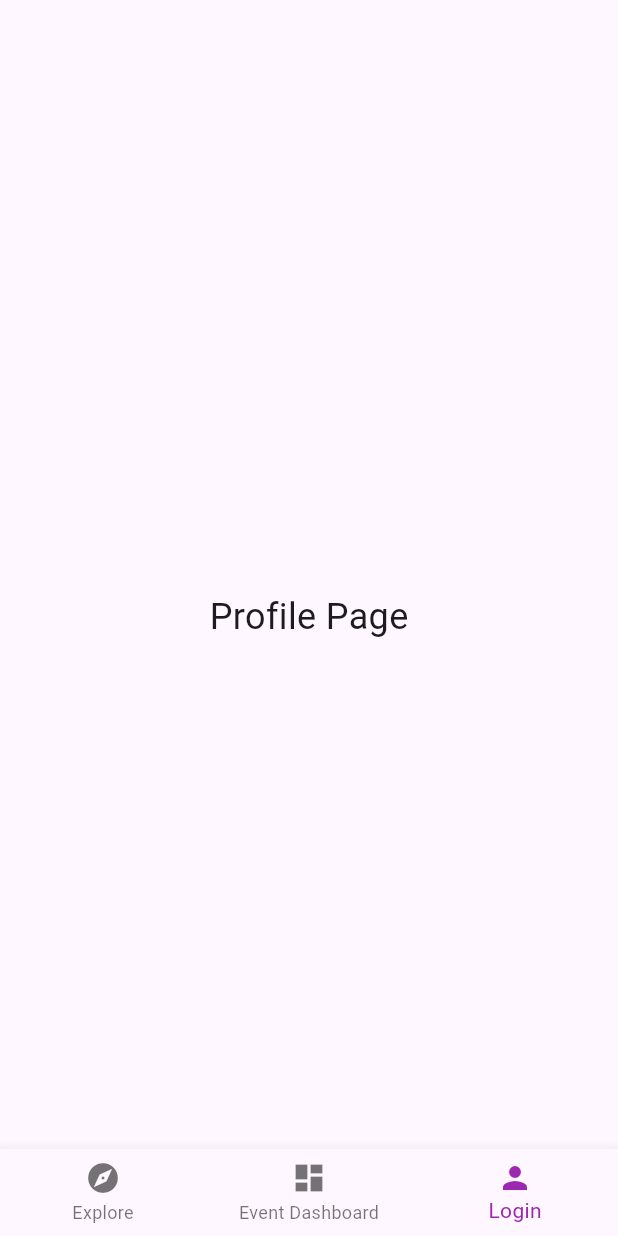
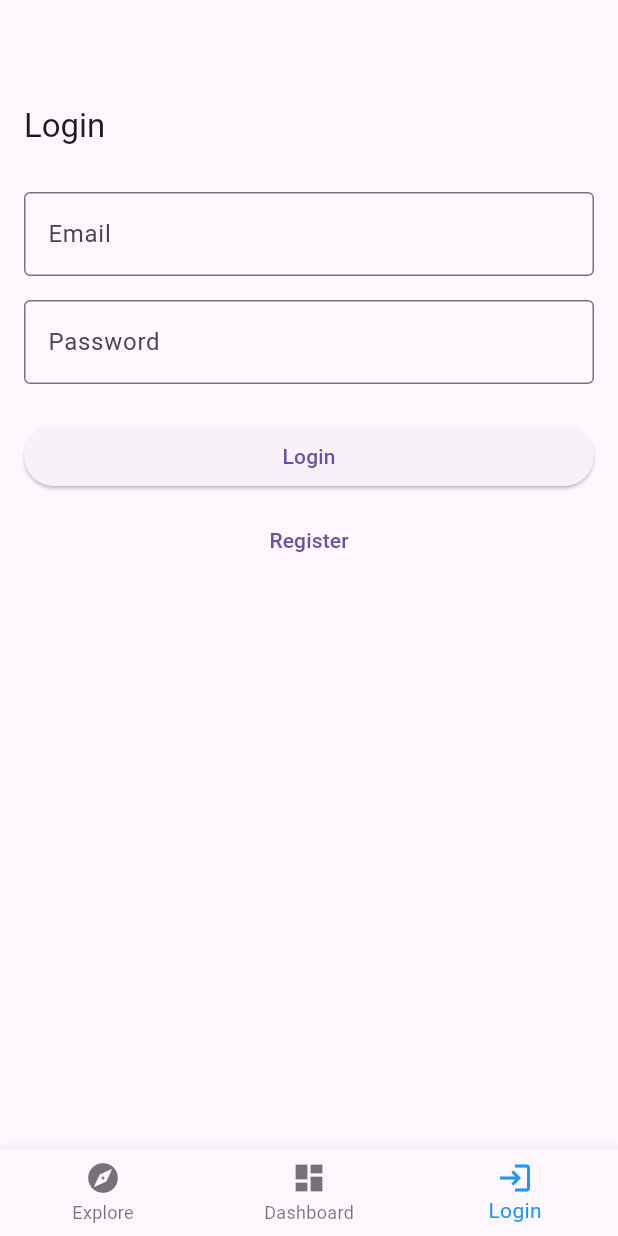
Before and after one commit to isaaciguess/Capstone-Frontend, a Flutter app: the screen it shows after launch, item 3 of the bottom bar chosen, on a phone screen of 412 x 824 dp. Run offline on Flutter 3.47's test engine with Material 3 defaults, Android fonts, the phone set to English and light mode, and no system bars; our stand-ins replace cookie_jar, dio, dio_cookie_manager, flutter_secure_storage; missing offline and left inert: dart:ffi.

Commit message:
login/register screens (WIP)

```diff
--- a/lib/main.dart
+++ b/lib/main.dart
@@ -1,7 +1,9 @@
 import 'package:flutter/material.dart';
-import 'navigation_bar.dart'; // Import the file with the nav bar code
+import 'main_screen.dart';
 
-void main() => runApp(const MyApp());
+void main() {
+  runApp(const MyApp());
+}
 
 class MyApp extends StatelessWidget {
   const MyApp({super.key});
@@ -9,9 +11,11 @@ class MyApp extends StatelessWidget {
   @override
   Widget build(BuildContext context) {
     return MaterialApp(
-      title: 'Regi Master',
-      theme: ThemeData(primarySwatch: Colors.purple),
-      home: const HomeScreen(), // Use the HomeScreen widget defined in bottom_nav_bar.dart
+      title: 'Bottom Navigation Bar Example',
+      theme: ThemeData(
+        primarySwatch: Colors.blue,
+      ),
+      home: const MainScreen(),
     );
   }
 }
--- /dev/null
+++ b/lib/main_screen.dart
@@ -0,0 +1,59 @@
+import 'package:flutter/material.dart';
+import 'package:first_app/screens/explore.dart';
+import 'package:first_app/screens/organiser_dashboard.dart';
+import 'package:first_app/screens/login.dart';
+
+class MainScreen extends StatefulWidget {
+  const MainScreen({super.key});
+
+  @override
+  State<MainScreen> createState() => _MainScreenState();
+}
+
+class _MainScreenState extends State<MainScreen> {
+  int _selectedIndex = 0;
+
+  // List of screens that correspond to the bottom navigation items.
+  final List<Widget> _screens = const [
+    Explore(),
+    OrganiserDasboard(),
+    LoginScreen(),
+  ];
+
+  void _onItemTapped(int index) {
+    setState(() {
+      _selectedIndex = index;
+    });
+  }
+
+  @override
+  Widget build(BuildContext context) {
+    return Scaffold(
+      appBar: AppBar(),
+      // IndexedStack maintains the state of each screen.
+      body: IndexedStack(
+        index: _selectedIndex,
+        children: _screens,
+      ),
+      bottomNavigationBar: BottomNavigationBar(
+        items: const <BottomNavigationBarItem>[
+          BottomNavigationBarItem(
+            icon: Icon(Icons.explore),
+            label: 'Explore',
+          ),
+          BottomNavigationBarItem(
+            icon: Icon(Icons.dashboard),
+            label: 'Dashboard',
+          ),
+          BottomNavigationBarItem(
+            icon: Icon(Icons.login),
+            label: 'Login',
+          ),
+        ],
+        currentIndex: _selectedIndex,
+        selectedItemColor: Colors.blue,
+        onTap: _onItemTapped,
+      ),
+    );
+  }
+}
--- a/lib/navigation_bar.dart
+++ /dev/null
@@ -1,52 +0,0 @@
-import 'package:flutter/material.dart';
-
-class HomeScreen extends StatefulWidget {
-  const HomeScreen({super.key});
-
-  @override
-  _HomeScreenState createState() => _HomeScreenState();
-}
-
-class _HomeScreenState extends State<HomeScreen> {
-  int _selectedIndex = 0;
-
-  // Pages for each bottom navigation item
-  static const List<Widget> _pages = <Widget>[
-    Center(child: Text('Home Page', style: TextStyle(fontSize: 24))),
-    Center(child: Text('Search Page', style: TextStyle(fontSize: 24))),
-    Center(child: Text('Profile Page', style: TextStyle(fontSize: 24))),
-  ];
-
-  void _onItemTapped(int index) {
-    setState(() {
-      _selectedIndex = index;
-    });
-  }
-
-  @override
-  Widget build(BuildContext context) {
-    return Scaffold(
-      appBar: AppBar(),
-      body: _pages[_selectedIndex],
-      bottomNavigationBar: BottomNavigationBar(
-        items: const <BottomNavigationBarItem>[
-          BottomNavigationBarItem(
-            icon: Icon(Icons.explore),
-            label: 'Explore',
-          ),
-          BottomNavigationBarItem(
-            icon: Icon(Icons.dashboard),
-            label: 'Event Dashboard',
-          ),
-          BottomNavigationBarItem(
-            icon: Icon(Icons.person),
-            label: 'Login',
-          ),
-        ],
-        currentIndex: _selectedIndex,
-        selectedItemColor: Colors.purple,
-        onTap: _onItemTapped,
-      ),
-    );
-  }
-}
--- a/lib/network/dio_client.dart
+++ b/lib/network/dio_client.dart
@@ -15,7 +15,7 @@ class DioClient {
 
   DioClient._internal()
       : dio = Dio(BaseOptions(
-          baseUrl: "http://localhost:3000/api",
+          baseUrl: "http://10.0.2.2:3000/api",
           contentType: "application/json",
           connectTimeout: Duration(seconds: 10),
           receiveTimeout: Duration(seconds: 10),
--- /dev/null
+++ b/lib/screens/login.dart
@@ -0,0 +1,83 @@
+import 'package:flutter/material.dart';
+import 'package:first_app/screens/register_account.dart';
+import 'package:first_app/network/auth.dart';
+
+class LoginScreen extends StatefulWidget {
+  const LoginScreen({super.key});
+
+  @override
+  State<LoginScreen> createState() => _LoginScreenState();
+}
+
+class _LoginScreenState extends State<LoginScreen> {
+  // Controllers to capture input
+  final TextEditingController _emailController = TextEditingController();
+  final TextEditingController _passwordController = TextEditingController();
+
+  // Dummy login function
+  Future<void> _login() async {
+    String email = _emailController.text;
+    String password = _passwordController.text;
+    await loginUser(email, password);
+    debugPrint('Attempting login with email: $email and password: $password');
+  }
+
+  // Navigate to the Register screen
+  void _navigateToRegister() {
+    Navigator.push(
+      context,
+      MaterialPageRoute(builder: (context) => const RegisterScreen()),
+    );
+  }
+
+  @override
+  void dispose() {
+    // Dispose controllers when no longer needed
+    _emailController.dispose();
+    _passwordController.dispose();
+    super.dispose();
+  }
+
+  @override
+  Widget build(BuildContext context) {
+    return Scaffold(
+      appBar: AppBar(title: const Text('Login')),
+      body: Padding(
+        padding: const EdgeInsets.all(16.0),
+        child: Column(
+          // Stretch children horizontally
+          crossAxisAlignment: CrossAxisAlignment.stretch,
+          children: [
+            TextField(
+              controller: _emailController,
+              decoration: const InputDecoration(
+                labelText: 'Email',
+                border: OutlineInputBorder(),
+              ),
+              keyboardType: TextInputType.emailAddress,
+            ),
+            const SizedBox(height: 16),
+            TextField(
+              controller: _passwordController,
+              decoration: const InputDecoration(
+                labelText: 'Password',
+                border: OutlineInputBorder(),
+              ),
+              obscureText: true,
+            ),
+            const SizedBox(height: 24),
+            ElevatedButton(
+              onPressed: _login,
+              child: const Text('Login'),
+            ),
+            const SizedBox(height: 8),
+            TextButton(
+              onPressed: _navigateToRegister,
+              child: const Text('Register'),
+            ),
+          ],
+        ),
+      ),
+    );
+  }
+}
```
Also changed, not shown: lib/screens/explore.dart (added, +12 -0 lines), lib/screens/organiser_dashboard.dart (added, +12 -0 lines), lib/screens/register_account.dart (added, +117 -0 lines), lib/routes/main_routes.dart (deleted).
